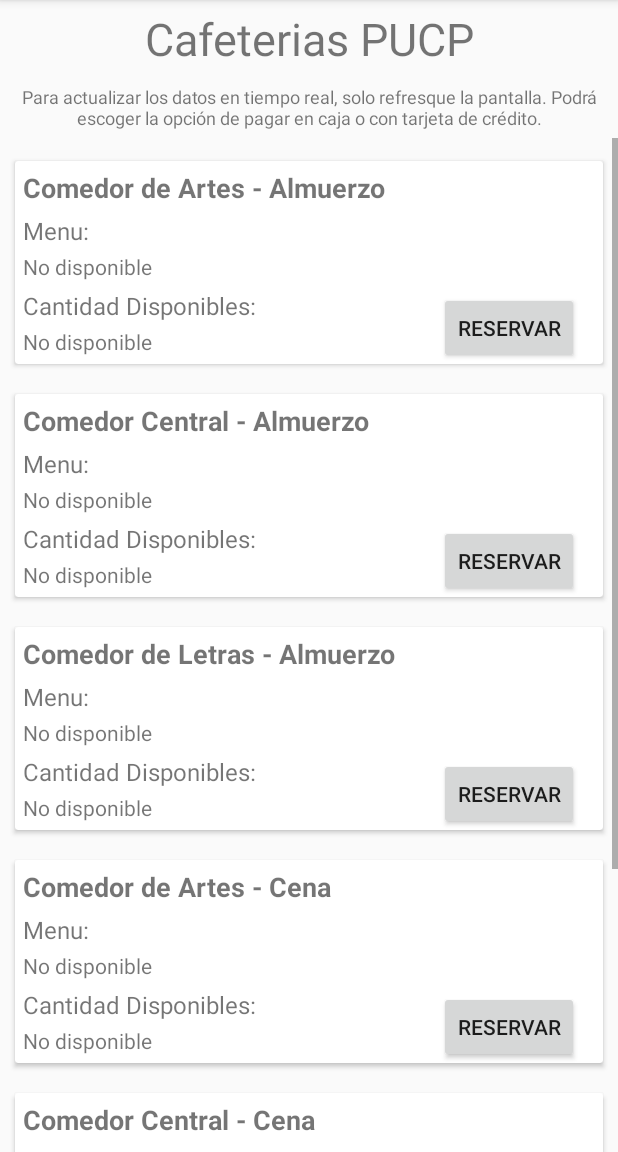
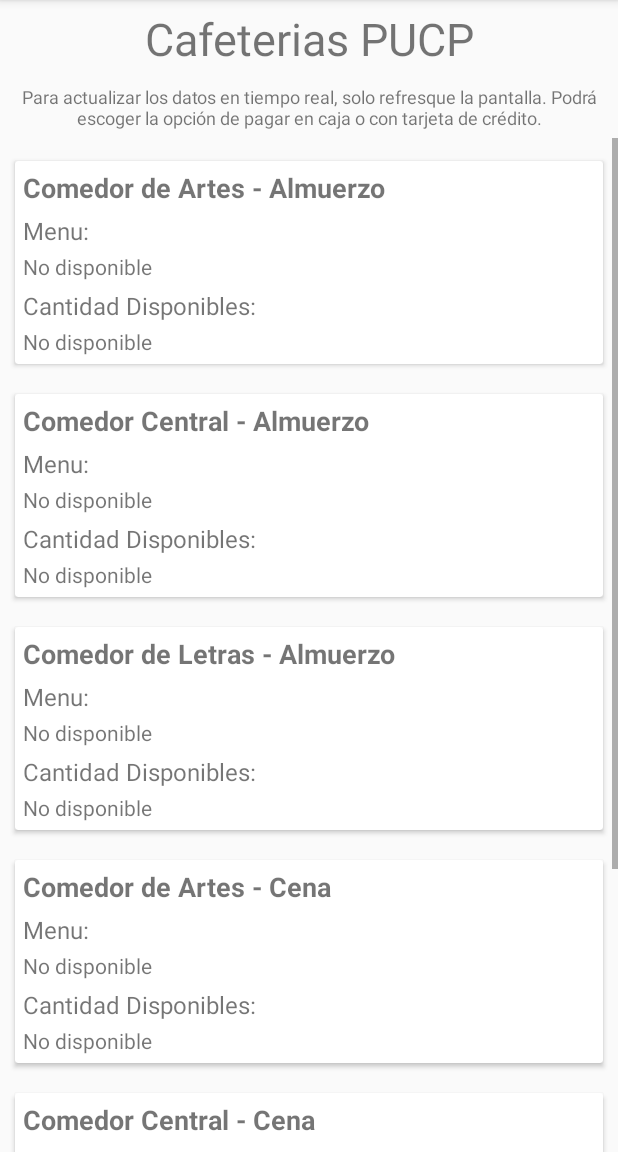
Before and after one commit to ruthnadiezhda/ProyectoIndividualApps, an Android app: the CafeteriasActivity screen opened directly, with no data from a screen before it, on a phone screen of 412 x 824 dp, the part 84-1236 px from its top. Run offline under Robolectric (Android 15) with nearby library versions, the phone set to English and light mode, and no system bars; our stand-ins replace Firebase (no records; nobody signed in at launch, a user with empty details on screens opened directly); Roboto replaces fonts that are not available here.

Commit message:
Mostrar menus validado con horas correspondientes para reservar

```diff
--- a/app/src/main/java/com/example/proyectoindividualapps/CafeteriasActivity.java
+++ b/app/src/main/java/com/example/proyectoindividualapps/CafeteriasActivity.java
@@ -23,6 +23,9 @@ import com.google.firebase.database.DatabaseError;
 import com.google.firebase.database.DatabaseReference;
 import com.google.firebase.database.FirebaseDatabase;
 import com.google.firebase.database.ValueEventListener;
+
+import java.util.Calendar;
+import java.util.GregorianCalendar;
 
 public class CafeteriasActivity extends AppCompatActivity implements NavigationView.OnNavigationItemSelectedListener {
 
@@ -85,11 +88,20 @@ public class CafeteriasActivity extends AppCompatActivity implements NavigationV
         cantidadCenaLetras = findViewById(R.id.cantidadCenaLetras);
 
         reservarAlmuerzoArtes = findViewById(R.id.reservarArtesAlmuerzo);
+        reservarAlmuerzoArtes.setVisibility(View.GONE);
         reservarAlmuerzoCentral = findViewById(R.id.reservarCentralAlmuerzo);
+        reservarAlmuerzoCentral.setVisibility(View.GONE);
         reservarAlmuerzoLetras = findViewById(R.id.reservarLetrasAlmuerzo);
+        reservarAlmuerzoLetras.setVisibility(View.GONE);
         reservarCenaArtes = findViewById(R.id.reservarArtesCena);
+        reservarCenaArtes.setVisibility(View.GONE);
         reservarCenaCentral = findViewById(R.id.reservarCentralCena);
+        reservarCenaCentral.setVisibility(View.GONE);
         reservarCenaLetras = findViewById(R.id.reservarLetrasCena);
+        reservarCenaLetras.setVisibility(View.GONE);
+
+        final Calendar calendario = new GregorianCalendar();
+        Integer horaparaReservarCena = calendario.get(Calendar.HOUR_OF_DAY);
 
 
         //Referencia a la incidencia
@@ -124,13 +136,16 @@ public class CafeteriasActivity extends AppCompatActivity implements NavigationV
                     }
                 }
 
+                if (calendario.after(9) && (calendario.before(15))){
+                    reservarAlmuerzoArtes.setVisibility(View.VISIBLE);
                     reservarAlmuerzoArtes.setOnClickListener(new View.OnClickListener() {
                         @Override
                         public void onClick(View view) {
 
                         }
                     });
-
+                } else if (calendario.after(18) && calendario.before(21)){
+                    reservarCenaArtes.setVisibility(View.VISIBLE);
                     reservarCenaArtes.setOnClickListener(new View.OnClickListener() {
                         @Override
                         public void onClick(View view) {
@@ -138,6 +153,9 @@ public class CafeteriasActivity extends AppCompatActivity implements NavigationV
                         }
                     });
 
+                } else {
+                    Log.d("Dejando mensajes","Jugando con horas par reservas");
+                }
             }
 
             @Override
@@ -170,6 +188,27 @@ public class CafeteriasActivity extends AppCompatActivity implements NavigationV
                         Log.d("Nada 5", "Nadita en Central");
                     }
                 }
+
+                if (calendario.after(9) && (calendario.before(15))){
+                    reservarAlmuerzoCentral.setVisibility(View.VISIBLE);
+                    reservarAlmuerzoCentral.setOnClickListener(new View.OnClickListener() {
+                        @Override
+                        public void onClick(View view) {
+
+                        }
+                    });
+                } else if (calendario.after(18) && calendario.before(21)){
+                    reservarCenaCentral.setVisibility(View.VISIBLE);
+                    reservarCenaCentral.setOnClickListener(new View.OnClickListener() {
+                        @Override
+                        public void onClick(View view) {
+
+                        }
+                    });
+
+                } else {
+                    Log.d("Dejando mensajes","Jugando con horas par reservas");
+                }
             }
 
             @Override
@@ -200,6 +239,28 @@ public class CafeteriasActivity extends AppCompatActivity implements NavigationV
                         Log.d("Nada 6", "Nadita en Letras");
                     }
                 }
+
+                if (calendario.after(9) && (calendario.before(15))){
+                    reservarAlmuerzoLetras.setVisibility(View.VISIBLE);
+                    reservarAlmuerzoLetras.setOnClickListener(new View.OnClickListener() {
+                        @Override
+                        public void onClick(View view) {
+
+                        }
+                    });
+                } else if (calendario.after(18) && calendario.before(21)){
+                    reservarCenaLetras.setVisibility(View.VISIBLE);
+                    reservarCenaLetras.setOnClickListener(new View.OnClickListener() {
+                        @Override
+                        public void onClick(View view) {
+
+                        }
+                    });
+
+                } else {
+                    Log.d("Dejando mensajes","Jugando con horas par reservas");
+                }
+
             }
 
             @Override
```
Lines whose indentation alone changed are shown as unchanged.
